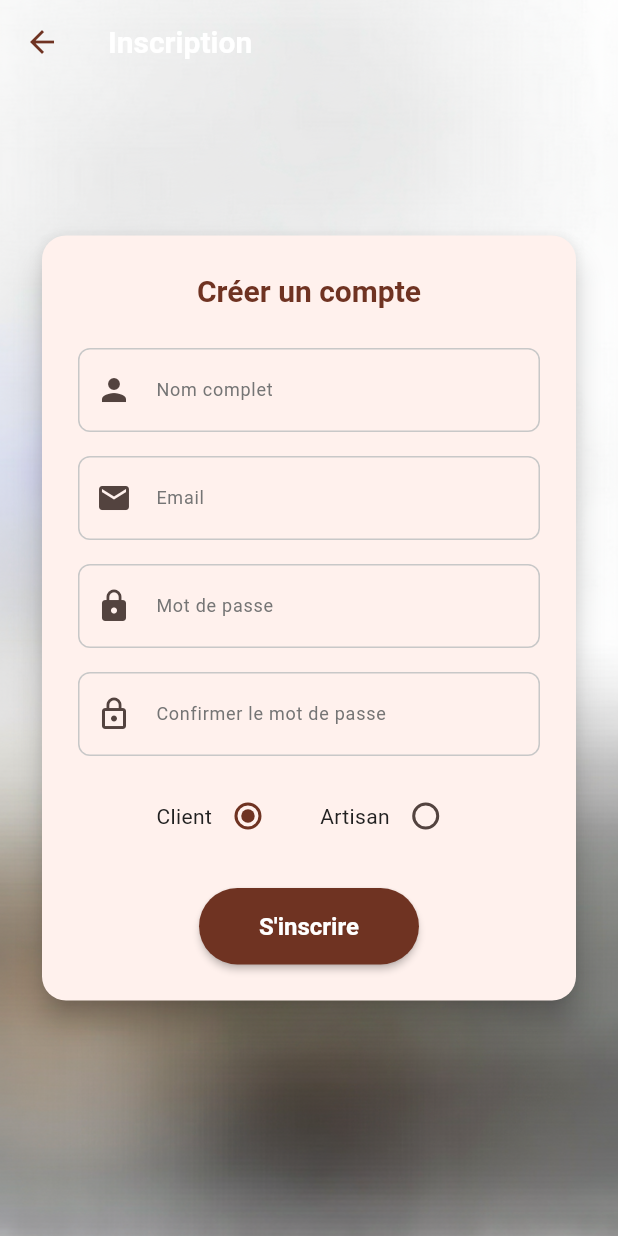
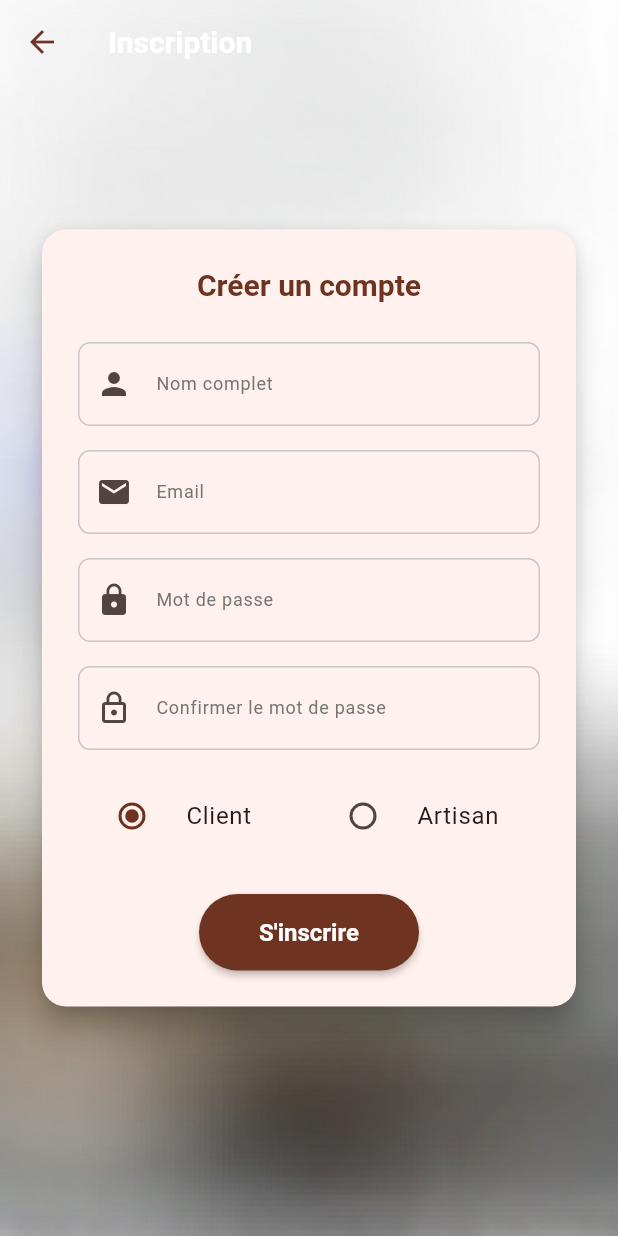
Before and after one commit to mckarot/coconut_agencement, a Flutter app: the RegisterScreen screen opened directly, on a phone screen of 412 x 824 dp. Run offline on Flutter 3.47's test engine with Material 3 defaults, Android fonts, the light colour scheme and no system bars; our stand-ins replace another_flushbar, cloud_firestore, cloud_functions, firebase_auth, firebase_core, flutter_advanced_drawer and 2 more; accounts and stored records are empty.

Commit message:
application ok

```diff
--- a/lib/screens/user/register_screen.dart
+++ b/lib/screens/user/register_screen.dart
@@ -226,8 +226,9 @@ class _RegisterScreenState extends State<RegisterScreen> {
                       Row(
                         mainAxisAlignment: MainAxisAlignment.center,
                         children: [
-                          const Text('Client'),
-                          Radio<UserRole>(
+                          Expanded(
+                            child: RadioListTile<UserRole>(
+                              title: const Text('Client'),
                               value: UserRole.client,
                               groupValue: _selectedRole,
                               onChanged: (UserRole? value) {
@@ -236,9 +237,10 @@ class _RegisterScreenState extends State<RegisterScreen> {
                                 });
                               },
                             ),
-                          const SizedBox(width: 24),
-                          const Text('Artisan'),
-                          Radio<UserRole>(
+                          ),
+                          Expanded(
+                            child: RadioListTile<UserRole>(
+                              title: const Text('Artisan'),
                               value: UserRole.artisan,
                               groupValue: _selectedRole,
                               onChanged: (UserRole? value) {
@@ -246,6 +248,7 @@ class _RegisterScreenState extends State<RegisterScreen> {
                                   _selectedRole = value!;
                                 });
                               },
+                            ),
                           ),
                         ],
                       ),
```
Also changed, not shown: lib/screens/artisan/edit_service_screen.dart (+16 -7 lines), lib/screens/user/appointment_history_screen.dart (+18 -10 lines), lib/screens/user/time_slot_screen.dart (+8 -6 lines). Lines whose indentation alone changed are shown as unchanged.
